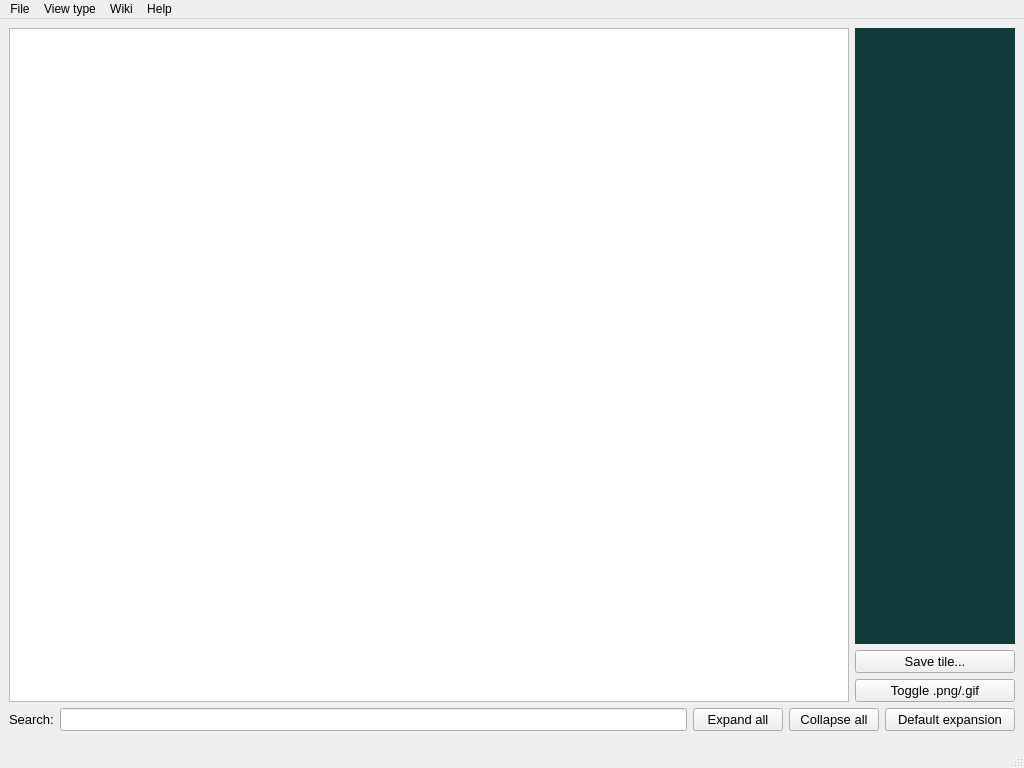
TrashMonks/qud-wiki, file qbe/qud_explorer_window.ui: the form before one commit.
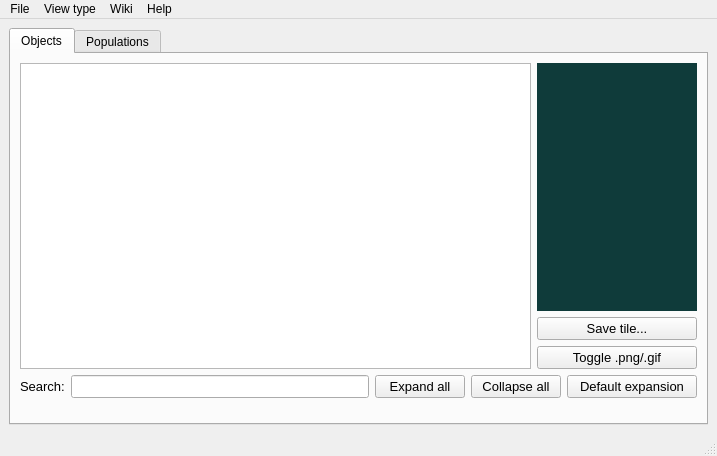
The form after the commit.

The edit to the form file:
```diff
--- a/qbe/qud_explorer_window.ui
+++ b/qbe/qud_explorer_window.ui
@@ -6,8 +6,8 @@
    <rect>
     <x>0</x>
     <y>0</y>
-    <width>1024</width>
-    <height>768</height>
+    <width>717</width>
+    <height>456</height>
    </rect>
   </property>
   <property name="windowTitle">
@@ -18,9 +18,25 @@
     <item row="0" column="0">
      <layout class="QVBoxLayout" name="verticalLayout">
       <item>
+       <widget class="QTabWidget" name="tabWidget">
+        <property name="currentIndex">
+         <number>0</number>
+        </property>
+        <widget class="QWidget" name="objects_tab">
+         <attribute name="title">
+          <string>Objects</string>
+         </attribute>
+         <layout class="QGridLayout" name="gridLayout_2">
+          <item row="0" column="0">
        <layout class="QHBoxLayout" name="horizontalLayout">
         <item>
          <widget class="QPlainTextEdit" name="plainTextEdit">
+              <property name="minimumSize">
+               <size>
+                <width>300</width>
+                <height>0</height>
+               </size>
+              </property>
           <property name="font">
            <font>
             <family>Consolas</family>
@@ -91,7 +107,7 @@
         </item>
        </layout>
       </item>
-      <item>
+          <item row="1" column="0">
        <layout class="QVBoxLayout" name="verticalLayout_3">
         <item>
          <layout class="QHBoxLayout" name="horizontalLayout_2">
@@ -185,14 +201,32 @@
         </item>
         <item alignment="Qt::AlignBottom">
          <widget class="QWidget" name="tree_target_widget" native="true">
+              <property name="minimumSize">
+               <size>
+                <width>0</width>
+                <height>10</height>
+               </size>
+              </property>
           <property name="font">
            <font>
             <family>Segoe UI</family>
            </font>
           </property>
+              <property name="styleSheet">
+               <string notr="true">margin: 2px;</string>
+              </property>
          </widget>
         </item>
        </layout>
+          </item>
+         </layout>
+        </widget>
+        <widget class="QWidget" name="populations_tab">
+         <attribute name="title">
+          <string>Populations</string>
+         </attribute>
+        </widget>
+       </widget>
       </item>
      </layout>
     </item>
@@ -203,8 +237,8 @@
     <rect>
      <x>0</x>
      <y>0</y>
-     <width>1024</width>
-     <height>21</height>
+     <width>717</width>
+     <height>17</height>
     </rect>
    </property>
    <widget class="QMenu" name="menuFile">
```
Lines whose indentation alone changed are shown as unchanged.
